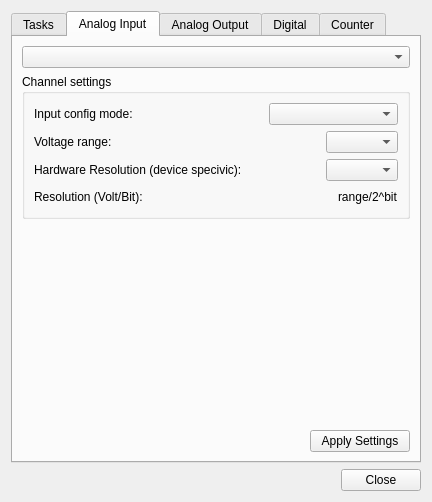
First picture: the form in NI-DAQmx/dialogNI-DAQmx.ui, repository itom-project/plugins, before the edit.
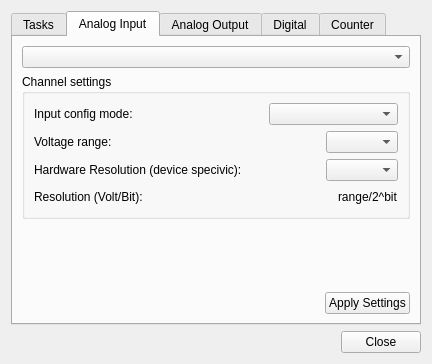
Second picture: the form after the edit. The open tabs and pages were chosen to show the change.

```diff
--- a/NI-DAQmx/dialogNI-DAQmx.ui
+++ b/NI-DAQmx/dialogNI-DAQmx.ui
@@ -7,7 +7,7 @@
     <x>0</x>
     <y>0</y>
     <width>432</width>
-    <height>502</height>
+    <height>342</height>
    </rect>
   </property>
   <property name="windowTitle">
@@ -225,12 +225,6 @@
                 </property>
                 <item>
                  <widget class="QLabel" name="label_5">
-                  <property name="minimumSize">
-                   <size>
-                    <width>100</width>
-                    <height>0</height>
-                   </size>
-                  </property>
                   <property name="text">
                    <string>Input config mode:</string>
                   </property>
@@ -399,12 +393,6 @@
              </item>
              <item>
               <widget class="QPushButton" name="aiApplyButton">
-               <property name="minimumSize">
-                <size>
-                 <width>100</width>
-                 <height>0</height>
-                </size>
-               </property>
                <property name="text">
                 <string>Apply Settings</string>
                </property>
```
Left out of the diff: 77 changed lines with no effect on the pictures.
